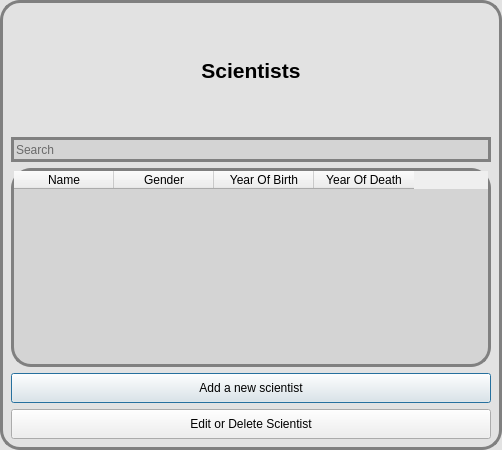
First picture: the form in GUI-verklegtVika3/scientisttabledialog.ui, repository streamerinn/Verklegt-1, before the edit.
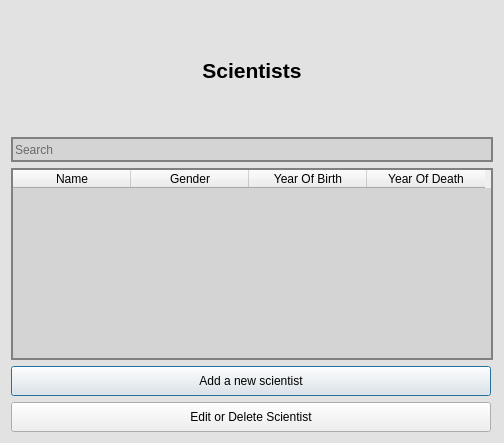
Second picture: the form after the edit. Icons and pictures are not drawn.

What changed in the file:
```diff
--- a/GUI-verklegtVika3/scientisttabledialog.ui
+++ b/GUI-verklegtVika3/scientisttabledialog.ui
@@ -10,6 +10,18 @@
     <height>450</height>
    </rect>
   </property>
+  <property name="minimumSize">
+   <size>
+    <width>110</width>
+    <height>0</height>
+   </size>
+  </property>
+  <property name="baseSize">
+   <size>
+    <width>110</width>
+    <height>0</height>
+   </size>
+  </property>
   <property name="windowTitle">
    <string>Scientists</string>
   </property>
@@ -26,43 +38,17 @@
 font-size: 30%;
 	background-color: rgb(226, 226, 226);
 alternate-background-color: rgb(0, 0, 0);
-border: 3px solid gray;
-border-radius: 20px;
+
 
 
 
 }</string>
   </property>
-  <layout class="QGridLayout" name="gridLayout">
-   <item row="4" column="0" alignment="Qt::AlignHCenter">
-    <widget class="QPushButton" name="AddANewScientist">
-     <property name="sizePolicy">
-      <sizepolicy hsizetype="Fixed" vsizetype="Fixed">
-       <horstretch>0</horstretch>
-       <verstretch>0</verstretch>
-      </sizepolicy>
-     </property>
-     <property name="minimumSize">
-      <size>
-       <width>480</width>
-       <height>30</height>
-      </size>
-     </property>
-     <property name="maximumSize">
-      <size>
-       <width>480</width>
-       <height>30</height>
-      </size>
-     </property>
-     <property name="styleSheet">
-      <string notr="true"/>
-     </property>
-     <property name="text">
-      <string>Add a new scientist</string>
-     </property>
-    </widget>
-   </item>
-   <item row="0" column="0">
+  <layout class="QVBoxLayout" name="verticalLayout">
+   <property name="sizeConstraint">
+    <enum>QLayout::SetFixedSize</enum>
+   </property>
+   <item>
     <widget class="QLabel" name="label">
      <property name="sizePolicy">
       <sizepolicy hsizetype="Expanding" vsizetype="Fixed">
@@ -72,13 +58,13 @@
      </property>
      <property name="minimumSize">
       <size>
-       <width>480</width>
+       <width>482</width>
        <height>120</height>
       </size>
      </property>
      <property name="maximumSize">
       <size>
-       <width>16777215</width>
+       <width>482</width>
        <height>120</height>
       </size>
      </property>
@@ -87,7 +73,46 @@
      </property>
     </widget>
    </item>
-   <item row="3" column="0">
+   <item>
+    <widget class="QLineEdit" name="ScientistSearch">
+     <property name="sizePolicy">
+      <sizepolicy hsizetype="Expanding" vsizetype="Fixed">
+       <horstretch>0</horstretch>
+       <verstretch>0</verstretch>
+      </sizepolicy>
+     </property>
+     <property name="minimumSize">
+      <size>
+       <width>480</width>
+       <height>25</height>
+      </size>
+     </property>
+     <property name="maximumSize">
+      <size>
+       <width>16777215</width>
+       <height>25</height>
+      </size>
+     </property>
+     <property name="styleSheet">
+      <string notr="true">#ScientistSearch
+{
+
+font-size: 30%;
+	background-color: rgb(212, 212, 212);
+alternate-background-color: rgb(0, 0, 0);
+border: 2px solid gray;
+
+
+
+
+}</string>
+     </property>
+     <property name="placeholderText">
+      <string>Search</string>
+     </property>
+    </widget>
+   </item>
+   <item>
     <widget class="QTableWidget" name="ScientistTable">
      <property name="sizePolicy">
       <sizepolicy hsizetype="Expanding" vsizetype="Expanding">
@@ -117,11 +142,11 @@
       <string notr="true">#ScientistTable
 {
 
-font-size: 30%;
+
 	background-color: rgb(212, 212, 212);
 alternate-background-color: rgb(0, 0, 0);
-border: 3px solid gray;
-border-radius: 20px;
+border: 2px solid gray;
+
 
 
 
@@ -130,6 +155,12 @@
      <property name="frameShape">
       <enum>QFrame::StyledPanel</enum>
      </property>
+     <property name="verticalScrollBarPolicy">
+      <enum>Qt::ScrollBarAsNeeded</enum>
+     </property>
+     <property name="horizontalScrollBarPolicy">
+      <enum>Qt::ScrollBarAlwaysOff</enum>
+     </property>
      <property name="editTriggers">
       <set>QAbstractItemView::NoEditTriggers</set>
      </property>
@@ -142,6 +173,9 @@
      <property name="sortingEnabled">
       <bool>true</bool>
      </property>
+     <attribute name="horizontalHeaderDefaultSectionSize">
+      <number>118</number>
+     </attribute>
      <attribute name="verticalHeaderVisible">
       <bool>false</bool>
      </attribute>
@@ -180,10 +214,10 @@
      </column>
     </widget>
    </item>
-   <item row="2" column="0">
-    <widget class="QLineEdit" name="ScientistSearch">
+   <item>
+    <widget class="QPushButton" name="AddANewScientist">
      <property name="sizePolicy">
-      <sizepolicy hsizetype="Expanding" vsizetype="Fixed">
+      <sizepolicy hsizetype="Fixed" vsizetype="Fixed">
        <horstretch>0</horstretch>
        <verstretch>0</verstretch>
       </sizepolicy>
@@ -191,35 +225,24 @@
      <property name="minimumSize">
       <size>
        <width>480</width>
-       <height>25</height>
+       <height>30</height>
       </size>
      </property>
      <property name="maximumSize">
       <size>
-       <width>16777215</width>
-       <height>25</height>
+       <width>480</width>
+       <height>30</height>
       </size>
      </property>
      <property name="styleSheet">
-      <string notr="true">#ScientistSearch
-{
-
-font-size: 30%;
-	background-color: rgb(212, 212, 212);
-alternate-background-color: rgb(0, 0, 0);
-border: 3px solid gray;
-border-radius: 20px;
-
-
-
-}</string>
+      <string notr="true"/>
      </property>
-     <property name="placeholderText">
-      <string>Search</string>
+     <property name="text">
+      <string>Add a new scientist</string>
      </property>
     </widget>
    </item>
-   <item row="5" column="0">
+   <item>
     <widget class="QPushButton" name="editDelete">
      <property name="sizePolicy">
       <sizepolicy hsizetype="Fixed" vsizetype="Fixed">
```
